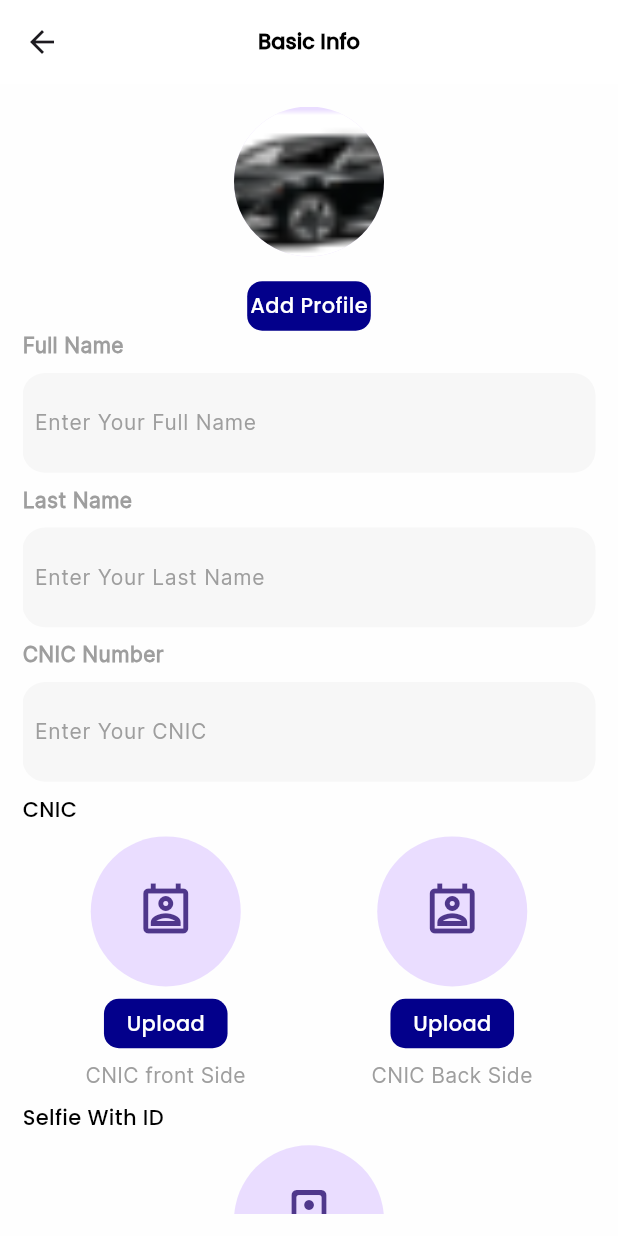
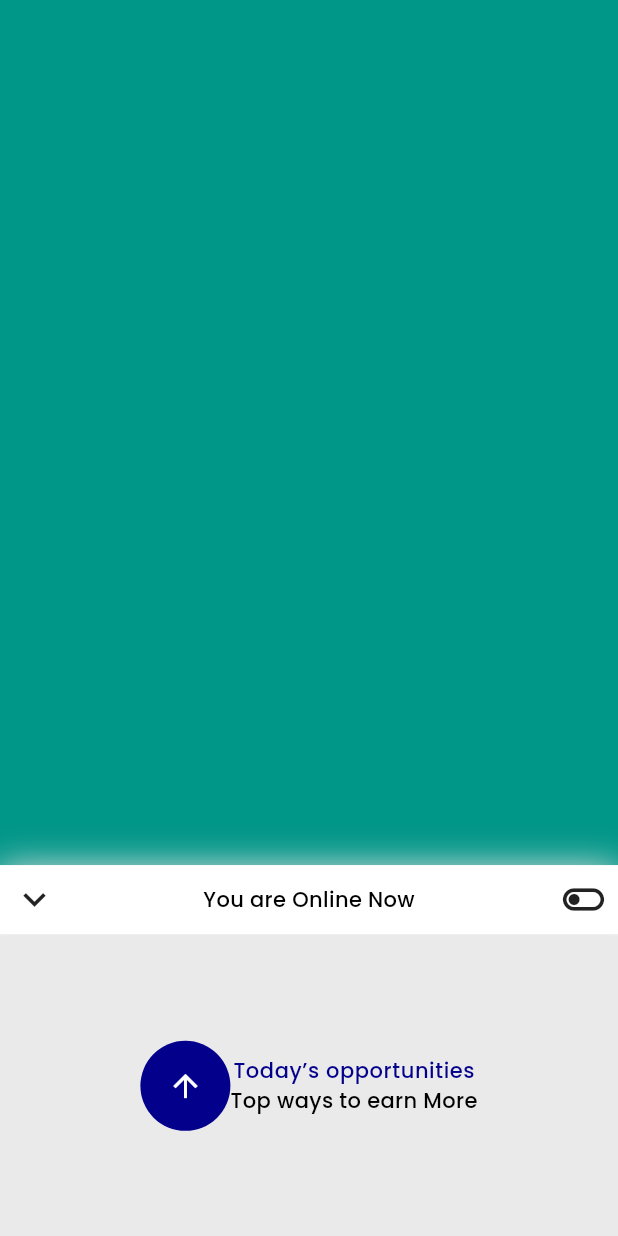
Before and after one commit to Logoutbye/Pink-Pedal, a Flutter app: the screen it shows after launch, on a phone screen of 412 x 824 dp. Run offline on Flutter 3.47's test engine with Material 3 defaults, Android fonts, the phone set to English and light mode, and no system bars; our stand-ins replace flutter_rating_bar, smooth_page_indicator; project files that could hold a hidden picture were left out.

Commit message:
this is updated code

```diff
--- a/lib/main.dart
+++ b/lib/main.dart
@@ -1,14 +1,12 @@
 import 'package:flutter/material.dart';
-import 'package:liveproject/utilis/Routes/Named_Routes.dart';
-import 'package:liveproject/utilis/Routes/routess.dart';
-import 'package:liveproject/view/DeriverSides_Screens/SplashScreen.dart';
 
-import 'package:liveproject/view/DeriverSides_Screens/deriverRegisteration.dart';
 
 import 'package:liveproject/utilis/Themesdata/theme_light.dart';
-import 'package:liveproject/view/DeriverSides_Screens/deriver_basic_info.dart';
-import 'package:liveproject/view/RIderSises_Screens/splash/onboarding_screens/firstscreen.dart';
-import 'package:liveproject/view/RIderSises_Screens/splash/onboarding_screens/logopage.dart';
+import 'package:liveproject/view/driver_side_screens/deriver_info/deriver_basic_info.dart';
+import 'package:liveproject/view/driver_side_screens/ride_detail_screens/bottom_navigation.dart';
+import 'package:liveproject/view/driver_side_screens/vehicle_info/vehicle_basic_info.dart';
+import 'package:liveproject/view/driver_side_screens/vehicle_info/vehicle_info_detail.dart';
+
 
 
 
@@ -29,7 +27,7 @@ class Home extends StatelessWidget {
       // initialRoute: RoutesName.userSplash,
       // onGenerateRoute: Routes.generateRoute,
 
- home: BasicInfo(),
+ home: TodayAppurtunities(),
     );
   }
 }
--- a/lib/utilis/Routes/routess.dart
+++ b/lib/utilis/Routes/routess.dart
@@ -1,7 +1,7 @@
 import 'package:flutter/material.dart';
 import 'package:liveproject/utilis/Routes/Named_Routes.dart';
 import 'package:liveproject/utilis/Routes/slide_transition_page.dart';
-import 'package:liveproject/view/DeriverSides_Screens/SplashScreen.dart';
+import 'package:liveproject/view/driver_side_screens/SplashScreen.dart';
 import 'package:liveproject/view/RIderSises_Screens/booking_screeens/adddestination.dart';
 import 'package:liveproject/view/RIderSises_Screens/booking_screeens/deriver_profile.dart';
 import 'package:liveproject/view/RIderSises_Screens/booking_screeens/enter_location.dart';
--- a/lib/view/RIderSises_Screens/profile_screens/Add_NewAdress.dart
+++ b/lib/view/RIderSises_Screens/profile_screens/Add_NewAdress.dart
@@ -2,7 +2,7 @@ import 'package:flutter/material.dart';
 import 'package:liveproject/utilis/Themesdata/elevatedbutton/elevatedbutton.dart';
 import 'package:liveproject/utilis/Themesdata/theme_text.dart';
 import 'package:liveproject/utilis/Themesdata/themecolors.dart';
-import 'package:liveproject/utilis/icons/icons.dart';
+import 'package:liveproject/utilis/constant/icons.dart';
 class NewAddress extends StatefulWidget {
   const NewAddress({super.key});
 
--- a/lib/view/RIderSises_Screens/profile_screens/Edit_Profile.dart
+++ b/lib/view/RIderSises_Screens/profile_screens/Edit_Profile.dart
@@ -3,7 +3,7 @@ import 'package:intl/intl.dart';
 import 'package:liveproject/utilis/Themesdata/elevatedbutton/elevatedbutton.dart';
 import 'package:liveproject/utilis/Themesdata/theme_text.dart';
 import 'package:liveproject/utilis/Themesdata/themecolors.dart';
-import 'package:liveproject/utilis/icons/icons.dart';
+import 'package:liveproject/utilis/constant/icons.dart';
 
 class EditProfile extends StatefulWidget {
   const EditProfile({Key? key}) : super(key: key);
--- a/lib/view/RIderSises_Screens/profile_screens/HelpAnd-Support.dart
+++ b/lib/view/RIderSises_Screens/profile_screens/HelpAnd-Support.dart
@@ -1,7 +1,7 @@
 import 'package:flutter/material.dart';
 import 'package:liveproject/utilis/Themesdata/theme_text.dart';
 import 'package:liveproject/utilis/Themesdata/themecolors.dart';
-import 'package:liveproject/utilis/icons/icons.dart';
+import 'package:liveproject/utilis/constant/icons.dart';
 import 'package:liveproject/utilis/searchbar.dart';
 
 class HelpAndSupport extends StatefulWidget {
--- a/lib/view/RIderSises_Screens/profile_screens/LegalAnd_policies.dart
+++ b/lib/view/RIderSises_Screens/profile_screens/LegalAnd_policies.dart
@@ -1,7 +1,7 @@
 import 'package:flutter/material.dart';
 import 'package:liveproject/utilis/Themesdata/theme_text.dart';
 import 'package:liveproject/utilis/Themesdata/themecolors.dart';
-import 'package:liveproject/utilis/icons/icons.dart';
+import 'package:liveproject/utilis/constant/icons.dart';
 
 class LegalAndPolicies extends StatefulWidget {
   const LegalAndPolicies({super.key});
--- a/lib/view/RIderSises_Screens/profile_screens/My_address.dart
+++ b/lib/view/RIderSises_Screens/profile_screens/My_address.dart
@@ -3,7 +3,7 @@ import 'package:liveproject/utilis/Routes/Named_Routes.dart';
 import 'package:liveproject/utilis/Themesdata/elevatedbutton/elevatedbutton.dart';
 import 'package:liveproject/utilis/Themesdata/theme_text.dart';
 import 'package:liveproject/utilis/Themesdata/themecolors.dart';
-import 'package:liveproject/utilis/icons/icons.dart';
+import 'package:liveproject/utilis/constant/icons.dart';
 
 void main() {
   runApp(MyApp());
--- a/lib/view/RIderSises_Screens/profile_screens/Select_Language.dart
+++ b/lib/view/RIderSises_Screens/profile_screens/Select_Language.dart
@@ -1,7 +1,7 @@
 import 'package:flutter/material.dart';
 import 'package:liveproject/utilis/Themesdata/theme_text.dart';
 import 'package:liveproject/utilis/Themesdata/themecolors.dart';
-import 'package:liveproject/utilis/icons/icons.dart';
+import 'package:liveproject/utilis/constant/icons.dart';
 
 class Language extends StatefulWidget {
   const Language({Key? key}) : super(key: key);
--- a/lib/view/RIderSises_Screens/profile_screens/profile_detail.dart
+++ b/lib/view/RIderSises_Screens/profile_screens/profile_detail.dart
@@ -3,7 +3,7 @@ import 'package:liveproject/utilis/Routes/Named_Routes.dart';
 import 'package:liveproject/utilis/Themesdata/elevatedbutton/elevatedbutton.dart';
 import 'package:liveproject/utilis/Themesdata/theme_text.dart';
 import 'package:liveproject/utilis/Themesdata/themecolors.dart';
-import 'package:liveproject/utilis/icons/icons.dart';
+import 'package:liveproject/utilis/constant/icons.dart';
 
 class ProfileDetail extends StatefulWidget {
   const ProfileDetail({super.key});
--- a/lib/view/DeriverSides_Screens/deriverRegisteration.dart
+++ b/lib/view/driver_side_screens/deriver_info/deriverRegisteration.dart
@@ -2,7 +2,7 @@ import 'package:flutter/material.dart';
 import 'package:liveproject/utilis/Themesdata/elevatedbutton/elevatedbutton.dart';
 import 'package:liveproject/utilis/Themesdata/theme_text.dart';
 import 'package:liveproject/utilis/Themesdata/themecolors.dart';
-import 'package:liveproject/utilis/icons/icons.dart';
+import 'package:liveproject/utilis/constant/icons.dart';
 
 class DeriverRegisteration extends StatefulWidget {
   const DeriverRegisteration({Key? key}) : super(key: key);
--- a/lib/view/DeriverSides_Screens/deriver_basic_info.dart
+++ b/lib/view/driver_side_screens/deriver_info/deriver_basic_info.dart
@@ -3,7 +3,7 @@ import 'package:liveproject/utilis/Themesdata/elevatedbutton/elevatedbutton.dart
 import 'package:liveproject/utilis/Themesdata/theme_text.dart';
 import 'package:liveproject/utilis/Themesdata/themecolors.dart';
 import 'package:liveproject/utilis/constant/assetpath.dart';
-import 'package:liveproject/utilis/icons/icons.dart';
+import 'package:liveproject/utilis/constant/icons.dart';
 
 class BasicInfo extends StatefulWidget {
   const BasicInfo({super.key});
--- /dev/null
+++ b/lib/view/driver_side_screens/ride_detail_screens/bottom_navigation.dart
@@ -0,0 +1,86 @@
+import 'package:flutter/material.dart';
+import 'package:liveproject/utilis/Themesdata/theme_text.dart';
+import 'package:liveproject/utilis/Themesdata/themecolors.dart';
+class TodayAppurtunities extends StatefulWidget {
+  const TodayAppurtunities({super.key});
+
+  @override
+  State<TodayAppurtunities> createState() => _TodayAppurtunitiesState();
+}
+
+class _TodayAppurtunitiesState extends State<TodayAppurtunities> {
+  @override
+  Widget build(BuildContext context) {
+    var height=MediaQuery.of(context).size.height;
+    var width=MediaQuery.of(context).size.width;
+    return Scaffold(
+      body: Column(
+        children: [
+          Container(
+            color: Colors.teal,
+            width: double.infinity,
+            height: height*0.7,
+          ),
+          Container(
+            decoration: BoxDecoration(
+              color: Themecolor.container2,
+                border:const Border(
+              bottom: BorderSide(
+                color: Themecolor.border, // You can set the color here
+                width: 1.0, // Adjust the width as needed
+              ),
+            ),
+              boxShadow: [
+               BoxShadow(
+                        color: Colors.grey.shade300,
+                        blurRadius: 20,
+                        spreadRadius: 1,
+                           offset: Offset(0, 2),)
+              ]
+            ),
+          child: Padding(
+            padding: const EdgeInsets.all(8.0),
+            child: Row(
+              mainAxisAlignment: MainAxisAlignment.spaceBetween,
+              children: [
+                Icon(Icons.keyboard_arrow_down_sharp,size: 30,),
+                Text('You are Online Now',style: Themetext.atextstyle,),
+                Icon(Icons.toggle_off_outlined,size: 30,)
+              ],
+            ),
+          ),
+          ),
+          Expanded(
+            child: Container(
+              width: double.infinity,
+              height: double.infinity,
+              decoration: BoxDecoration(
+                color: Color(0xFFEAEAEA)
+              ),
+              child:     Row(
+                mainAxisAlignment: MainAxisAlignment.center,
+            children: [
+           CircleAvatar(
+            maxRadius: 30,
+            backgroundColor: Themecolor.container,
+            child: Icon(Icons.arrow_upward_sharp,color: Themecolor.container2,)),
+            Column(
+              mainAxisAlignment: MainAxisAlignment.center,
+              // crossAxisAlignment: CrossAxisAlignment.center,
+
+              children: [
+                Text('Today’s opportunities',style: Theme.of(context).textTheme.bodySmall,),
+                Text('Top ways to earn More',style: Themetext.atextstyle,)
+              ],
+            )
+            ],
+          ),
+            ),
+          ),
+
+        ],
+      ),
+
+    );
+  }
+}
```
Also changed, not shown: lib/providers/onboardingproviders.dart (+13 -13 lines), lib/utilis/bottom_navigationbar.dart (deleted, +0 -44 lines), lib/view/driver_side_screens/vehicle_info/vehicle_basic_info.dart (added, +61 -0 lines), lib/view/driver_side_screens/vehicle_info/vehicle_info_detail.dart (added, +227 -0 lines), lib/utilis/constant/icons.dart (renamed from lib/utilis/icons/icons.dart), lib/view/driver_side_screens/SplashScreen.dart (renamed from lib/view/DeriverSides_Screens/SplashScreen.dart).
